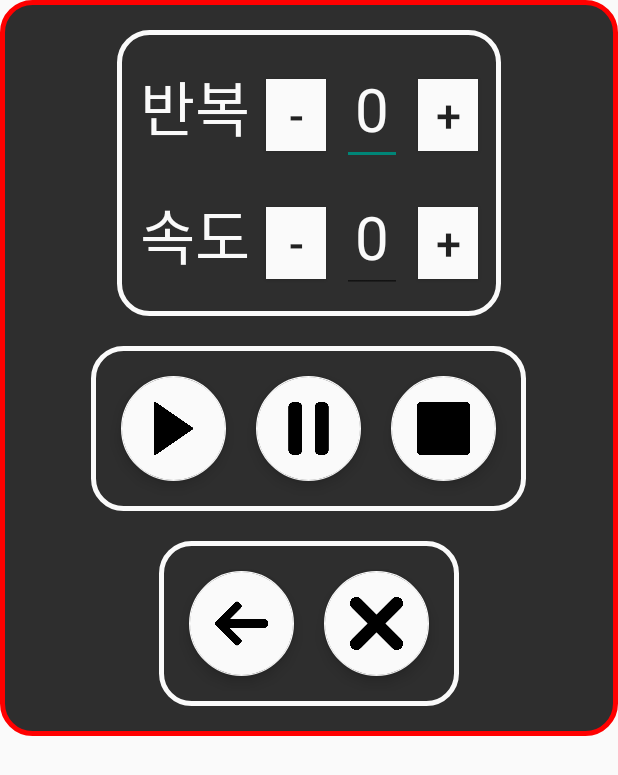
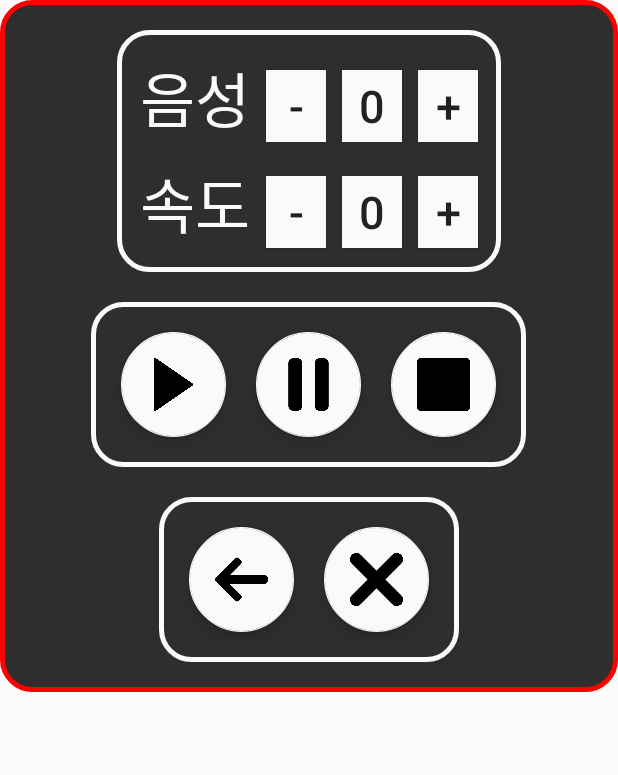
Before and after one commit to hanzzang/SMU-VoiceBrowser, an Android app: the layout menu_tts.xml on its own in the app's theme, with its tools: preview values and no code run, on a phone screen of 412 x 824 dp. Shown: the top 775 px of the screen. Run offline under Robolectric (Android 15) with nearby library versions, the phone set to English and light mode, and no system bars.

Commit message:
edit choicemode
edit choicemode, add ttsmode(pitch control, rate control, play), go back choicemode, cancel coicemode

```diff
--- a/app/src/main/res/layout/menu_tts.xml
+++ b/app/src/main/res/layout/menu_tts.xml
@@ -32,12 +32,12 @@
                 android:layout_margin="5dp"
                 android:layout_weight="1"
                 android:gravity="center_horizontal"
-                android:text="반복"
+                android:text="음성"
                 android:textColor="@color/colorOldBack"
                 android:textSize="40sp" />
 
             <Button
-                android:id="@+id/btn_repeat_minus"
+                android:id="@+id/btn_pitch_low"
                 android:layout_width="40dp"
                 android:layout_height="wrap_content"
                 android:layout_margin="5dp"
@@ -46,22 +46,18 @@
                 android:text="-"
                 android:textSize="30sp" />
 
-
-            <EditText
-                android:id="@+id/et_repeat"
+            <Button
+                android:id="@+id/btn_pitch_normal"
                 android:layout_width="40dp"
                 android:layout_height="wrap_content"
                 android:layout_margin="5dp"
                 android:layout_weight="1"
-                android:gravity="center_horizontal"
+                android:background="@color/colorOldBack"
                 android:text="0"
-                android:textColor="@color/colorOldBack"
-                android:textSize="40sp"
-                android:ems="10"
-                android:inputType="number" />
+                android:textSize="30sp" />
 
             <Button
-                android:id="@+id/btn_repeat_plus"
+                android:id="@+id/btn_pitch_high"
                 android:layout_width="40dp"
                 android:layout_height="wrap_content"
                 android:layout_margin="5dp"
@@ -90,7 +86,7 @@
                 android:textSize="40sp" />
 
             <Button
-                android:id="@+id/btn_speed_minus"
+                android:id="@+id/btn_rate_low"
                 android:layout_width="40dp"
                 android:layout_height="wrap_content"
                 android:layout_margin="5dp"
@@ -99,22 +95,18 @@
                 android:text="-"
                 android:textSize="30sp" />
 
-
-            <EditText
-                android:id="@+id/et_speed"
+            <Button
+                android:id="@+id/btn_rate_normal"
                 android:layout_width="40dp"
                 android:layout_height="wrap_content"
                 android:layout_margin="5dp"
                 android:layout_weight="1"
-                android:gravity="center_horizontal"
+                android:background="@color/colorOldBack"
                 android:text="0"
-                android:textColor="@color/colorOldBack"
-                android:textSize="40sp"
-                android:ems="10"
-                android:inputType="number" />
+                android:textSize="30sp" />
 
             <Button
-                android:id="@+id/btn_speed_plus"
+                android:id="@+id/btn_rate_high"
                 android:layout_width="40dp"
                 android:layout_height="wrap_content"
                 android:layout_margin="5dp"
```
Also changed, not shown: app/src/main/java/app/mulit/smu/voice/voicewebbrowser/CustomDialog.java (+70 -10 lines), app/src/main/java/app/mulit/smu/voice/voicewebbrowser/MainActivity.java (+26 -12 lines), 1 other file.
